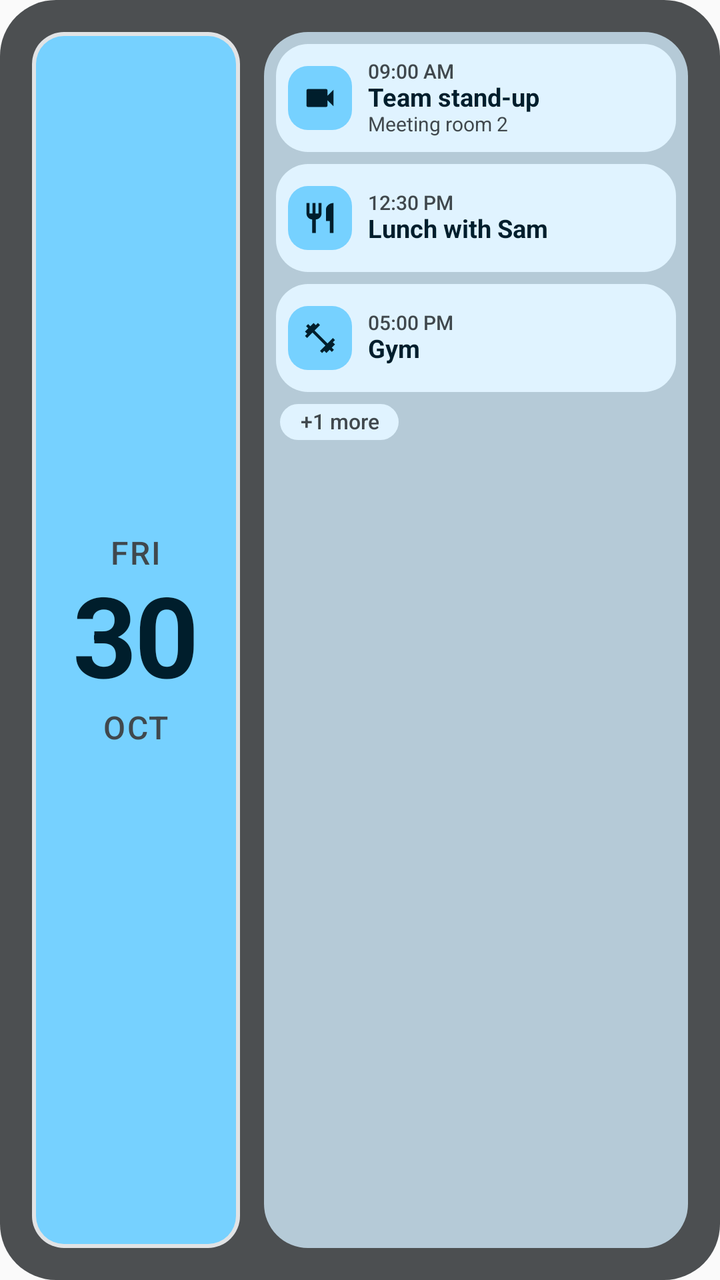
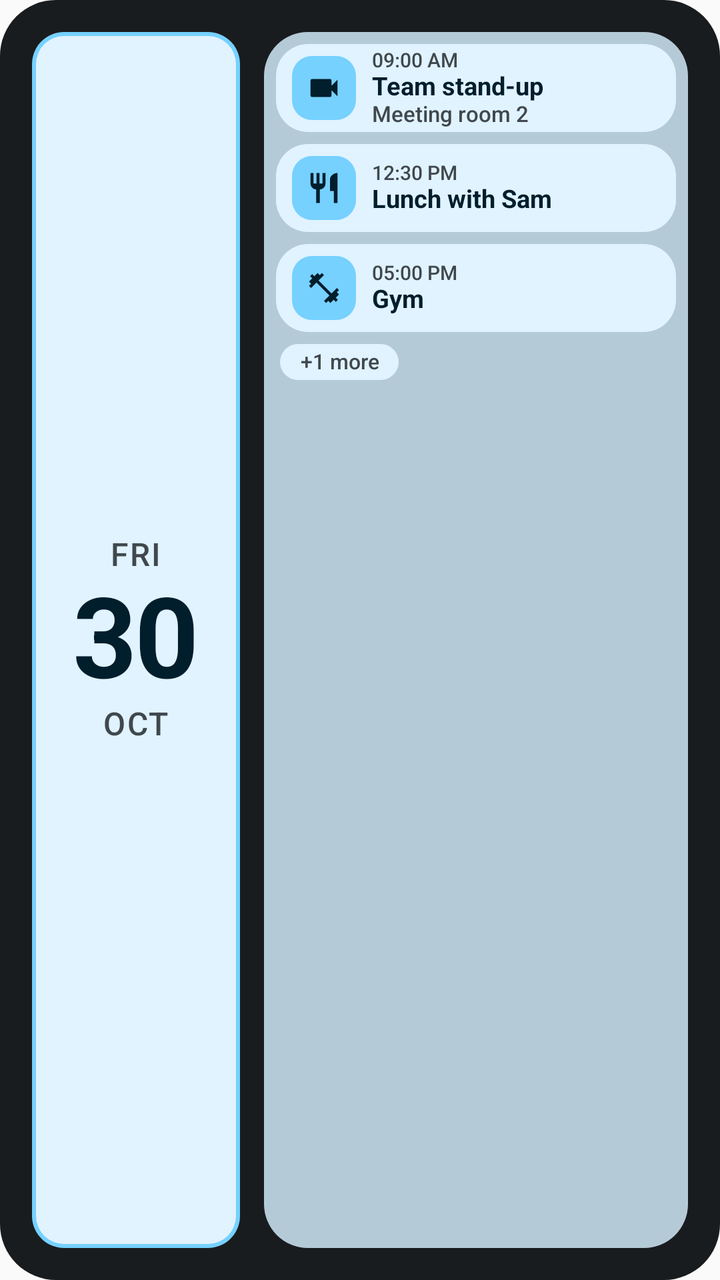

Two renders of the same Android screen: before a commit and after it. Below are the layout's source before the change and the commit's diff.
<!-- AndroidManifest.xml: application theme Theme.WidgetsPlus -->
<!-- res/layout/widget_agenda_preview.xml -->
<?xml version="1.0" encoding="utf-8"?>
<FrameLayout xmlns:android="http://schemas.android.com/apk/res/android"
    xmlns:tools="http://schemas.android.com/tools"
    tools:ignore="UseAppTint"
    android:layout_width="match_parent"
    android:layout_height="match_parent">

    <ImageView android:layout_width="match_parent" android:layout_height="match_parent" android:alpha="0.85" android:contentDescription="@null" android:scaleType="fitXY" android:src="@drawable/agenda_shape_plate" android:tint="@color/agenda_plate" />

    <LinearLayout
        android:layout_width="match_parent"
        android:layout_height="match_parent"
        android:baselineAligned="false"
        android:orientation="horizontal"
        android:padding="16dp">

        <FrameLayout
            android:layout_width="104dp"
            android:layout_height="match_parent">
            <ImageView android:layout_width="match_parent" android:layout_height="match_parent" android:contentDescription="@null" android:scaleType="fitXY" android:src="@drawable/agenda_shape_card" android:tint="@color/agenda_on_plate" />
            <ImageView android:layout_width="match_parent" android:layout_height="match_parent" android:layout_margin="2dp" android:contentDescription="@null" android:scaleType="fitXY" android:src="@drawable/agenda_shape_card_inner" android:tint="@color/agenda_badge" />
            <LinearLayout android:layout_width="match_parent" android:layout_height="match_parent" android:gravity="center" android:orientation="vertical">
                <TextView android:layout_width="wrap_content" android:layout_height="wrap_content" android:fontFamily="sans-serif-medium" android:letterSpacing="0.05" android:text="@string/preview_dow" android:textAllCaps="true" android:textColor="@color/agenda_on_card_var" android:textSize="16sp" />
                <TextView android:layout_width="wrap_content" android:layout_height="wrap_content" android:includeFontPadding="false" android:letterSpacing="-0.02" android:text="@string/preview_day" android:textColor="@color/agenda_on_card" android:textSize="56sp" android:textStyle="bold" />
                <TextView android:layout_width="wrap_content" android:layout_height="wrap_content" android:fontFamily="sans-serif-medium" android:letterSpacing="0.05" android:text="@string/preview_mon" android:textAllCaps="true" android:textColor="@color/agenda_on_card_var" android:textSize="16sp" />
            </LinearLayout>
        </FrameLayout>

        <FrameLayout
            android:layout_width="0dp"
            android:layout_height="match_parent"
            android:layout_marginStart="12dp"
            android:layout_weight="1">
            <ImageView android:layout_width="match_parent" android:layout_height="match_parent" android:contentDescription="@null" android:scaleType="fitXY" android:src="@drawable/agenda_shape_group" android:tint="@color/agenda_group" />
            <LinearLayout android:layout_width="match_parent" android:layout_height="match_parent" android:orientation="vertical" android:padding="6dp">

                <FrameLayout android:layout_width="match_parent" android:layout_height="54dp">
                    <ImageView android:layout_width="match_parent" android:layout_height="match_parent" android:contentDescription="@null" android:scaleType="fitXY" android:src="@drawable/agenda_shape_card" android:tint="@color/agenda_card" />
                    <LinearLayout android:layout_width="match_parent" android:layout_height="match_parent" android:gravity="center_vertical" android:orientation="horizontal" android:paddingStart="6dp" android:paddingEnd="8dp">
                        <FrameLayout android:layout_width="32dp" android:layout_height="32dp">
                            <ImageView android:layout_width="match_parent" android:layout_height="match_parent" android:contentDescription="@null" android:scaleType="fitXY" android:src="@drawable/agenda_shape_badge" android:tint="@color/agenda_badge" />
                            <ImageView android:layout_width="18dp" android:layout_height="18dp" android:layout_gravity="center" android:contentDescription="@null" android:src="@drawable/ic_agenda_videocam" android:tint="@color/agenda_on_card" />
                        </FrameLayout>
                        <LinearLayout android:layout_width="0dp" android:layout_height="wrap_content" android:layout_marginStart="8dp" android:layout_weight="1" android:orientation="vertical">
                            <TextView android:layout_width="match_parent" android:layout_height="wrap_content" android:includeFontPadding="false" android:maxLines="1" android:fontFamily="sans-serif-medium" android:text="@string/preview_when_1" android:textColor="@color/agenda_on_card_var" android:textSize="10sp" />
                            <TextView android:layout_width="match_parent" android:layout_height="wrap_content" android:ellipsize="end" android:includeFontPadding="false" android:maxLines="1" android:text="@string/preview_title_1" android:textColor="@color/agenda_on_card" android:textSize="12.5sp" android:textStyle="bold" />
                            <TextView android:layout_width="match_parent" android:layout_height="wrap_content" android:ellipsize="end" android:includeFontPadding="false" android:maxLines="1" android:text="@string/preview_loc_1" android:textColor="@color/agenda_on_card_var" android:textSize="10sp" />
                        </LinearLayout>
                    </LinearLayout>
                </FrameLayout>

                <FrameLayout android:layout_width="match_parent" android:layout_height="54dp" android:layout_marginTop="6dp">
                    <ImageView android:layout_width="match_parent" android:layout_height="match_parent" android:contentDescription="@null" android:scaleType="fitXY" android:src="@drawable/agenda_shape_card" android:tint="@color/agenda_card" />
                    <LinearLayout android:layout_width="match_parent" android:layout_height="match_parent" android:gravity="center_vertical" android:orientation="horizontal" android:paddingStart="6dp" android:paddingEnd="8dp">
                        <FrameLayout android:layout_width="32dp" android:layout_height="32dp">
                            <ImageView android:layout_width="match_parent" android:layout_height="match_parent" android:contentDescription="@null" android:scaleType="fitXY" android:src="@drawable/agenda_shape_badge" android:tint="@color/agenda_badge" />
                            <ImageView android:layout_width="18dp" android:layout_height="18dp" android:layout_gravity="center" android:contentDescription="@null" android:src="@drawable/ic_agenda_restaurant" android:tint="@color/agenda_on_card" />
                        </FrameLayout>
                        <LinearLayout android:layout_width="0dp" android:layout_height="wrap_content" android:layout_marginStart="8dp" android:layout_weight="1" android:orientation="vertical">
                            <TextView android:layout_width="match_parent" android:layout_height="wrap_content" android:includeFontPadding="false" android:maxLines="1" android:fontFamily="sans-serif-medium" android:text="@string/preview_when_2" android:textColor="@color/agenda_on_card_var" android:textSize="10sp" />
                            <TextView android:layout_width="match_parent" android:layout_height="wrap_content" android:ellipsize="end" android:includeFontPadding="false" android:maxLines="1" android:text="@string/preview_title_2" android:textColor="@color/agenda_on_card" android:textSize="12.5sp" android:textStyle="bold" />
                        </LinearLayout>
                    </LinearLayout>
                </FrameLayout>

                <FrameLayout android:layout_width="match_parent" android:layout_height="54dp" android:layout_marginTop="6dp">
                    <ImageView android:layout_width="match_parent" android:layout_height="match_parent" android:contentDescription="@null" android:scaleType="fitXY" android:src="@drawable/agenda_shape_card" android:tint="@color/agenda_card" />
                    <LinearLayout android:layout_width="match_parent" android:layout_height="match_parent" android:gravity="center_vertical" android:orientation="horizontal" android:paddingStart="6dp" android:paddingEnd="8dp">
                        <FrameLayout android:layout_width="32dp" android:layout_height="32dp">
                            <ImageView android:layout_width="match_parent" android:layout_height="match_parent" android:contentDescription="@null" android:scaleType="fitXY" android:src="@drawable/agenda_shape_badge" android:tint="@color/agenda_badge" />
                            <ImageView android:layout_width="18dp" android:layout_height="18dp" android:layout_gravity="center" android:contentDescription="@null" android:src="@drawable/ic_agenda_fitness" android:tint="@color/agenda_on_card" />
                        </FrameLayout>
                        <LinearLayout android:layout_width="0dp" android:layout_height="wrap_content" android:layout_marginStart="8dp" android:layout_weight="1" android:orientation="vertical">
                            <TextView android:layout_width="match_parent" android:layout_height="wrap_content" android:includeFontPadding="false" android:maxLines="1" android:fontFamily="sans-serif-medium" android:text="@string/preview_when_3" android:textColor="@color/agenda_on_card_var" android:textSize="10sp" />
                            <TextView android:layout_width="match_parent" android:layout_height="wrap_content" android:ellipsize="end" android:includeFontPadding="false" android:maxLines="1" android:text="@string/preview_title_3" android:textColor="@color/agenda_on_card" android:textSize="12.5sp" android:textStyle="bold" />
                        </LinearLayout>
                    </LinearLayout>
                </FrameLayout>

                <FrameLayout android:layout_width="wrap_content" android:layout_height="18dp" android:layout_marginStart="2dp" android:layout_marginTop="6dp">
                    <ImageView android:layout_width="match_parent" android:layout_height="match_parent" android:contentDescription="@null" android:scaleType="fitXY" android:src="@drawable/agenda_shape_chip" android:tint="@color/agenda_card" />
                    <TextView android:layout_width="wrap_content" android:layout_height="match_parent" android:gravity="center" android:includeFontPadding="false" android:paddingStart="10dp" android:paddingEnd="10dp" android:fontFamily="sans-serif-medium" android:text="@string/preview_more" android:textColor="@color/agenda_on_card_var" android:textSize="10.5sp" />
                </FrameLayout>
            </LinearLayout>
        </FrameLayout>
    </LinearLayout>
</FrameLayout>
<!-- resources referenced by this layout -->
<resources>
  <color name="agenda_badge">#F5B895</color>
  <color name="agenda_card">#FDF2EC</color>
  <color name="agenda_group">#F2C4A7</color>
  <color name="agenda_on_card">#2B1B12</color>
  <color name="agenda_on_card_var">#65534A</color>
  <color name="agenda_on_plate">#F5EDE8</color>
  <color name="agenda_plate">#3A312C</color>
  <!-- drawable agenda_shape_badge (drawable) -->
  <?xml version="1.0" encoding="utf-8"?>
  <shape xmlns:android="http://schemas.android.com/apk/res/android" android:shape="rectangle">
      <solid android:color="#FFFFFFFF" />
      <corners android:radius="10dp" />
  </shape>
  <!-- drawable agenda_shape_card (drawable) -->
  <?xml version="1.0" encoding="utf-8"?>
  <shape xmlns:android="http://schemas.android.com/apk/res/android" android:shape="rectangle">
      <solid android:color="#FFFFFFFF" />
      <corners android:radius="16dp" />
  </shape>
  <!-- drawable agenda_shape_card_inner (drawable) -->
  <?xml version="1.0" encoding="utf-8"?>
  <shape xmlns:android="http://schemas.android.com/apk/res/android" android:shape="rectangle">
      <solid android:color="#FFFFFFFF" />
      <corners android:radius="14dp" />
  </shape>
  <!-- drawable agenda_shape_chip (drawable) -->
  <?xml version="1.0" encoding="utf-8"?>
  <shape xmlns:android="http://schemas.android.com/apk/res/android" android:shape="rectangle">
      <solid android:color="#FFFFFFFF" />
      <corners android:radius="999dp" />
  </shape>
  <!-- drawable agenda_shape_group (drawable) -->
  <?xml version="1.0" encoding="utf-8"?>
  <shape xmlns:android="http://schemas.android.com/apk/res/android" android:shape="rectangle">
      <solid android:color="#FFFFFFFF" />
      <corners android:radius="22dp" />
  </shape>
  <!-- drawable agenda_shape_plate (drawable) -->
  <?xml version="1.0" encoding="utf-8"?>
  <shape xmlns:android="http://schemas.android.com/apk/res/android" android:shape="rectangle">
      <solid android:color="#FFFFFFFF" />
      <corners android:radius="28dp" />
  </shape>
  <!-- drawable ic_agenda_restaurant (drawable) -->
  <?xml version="1.0" encoding="utf-8"?>
  <vector xmlns:android="http://schemas.android.com/apk/res/android"
      android:width="24dp" android:height="24dp"
      android:viewportWidth="24" android:viewportHeight="24">
      <path android:fillColor="#FFFFFFFF" android:pathData="M11,9H9V2H7v7H5V2H3v7c0,2.12 1.66,3.84 3.75,3.97V22h2.5v-9.03C11.34,12.84 13,11.12 13,9V2h-2v7zm5,-3v8h2.5v8H21V2c-2.76,0 -5,2.24 -5,4z" />
  </vector>
  <!-- drawable ic_agenda_videocam (drawable) -->
  <?xml version="1.0" encoding="utf-8"?>
  <vector xmlns:android="http://schemas.android.com/apk/res/android"
      android:width="24dp" android:height="24dp"
      android:viewportWidth="24" android:viewportHeight="24">
      <path android:fillColor="#FFFFFFFF" android:pathData="M17,10.5V7c0,-0.55 -0.45,-1 -1,-1H4c-0.55,0 -1,0.45 -1,1v10c0,0.55 0.45,1 1,1h12c0.55,0 1,-0.45 1,-1v-3.5l4,4v-11l-4,4z" />
  </vector>
  <string name="preview_day" translatable="false">30</string>
  <string name="preview_dow" translatable="false">Fri</string>
  <string name="preview_loc_1" translatable="false">Meeting room 2</string>
  <string name="preview_mon" translatable="false">Oct</string>
  <string name="preview_more" translatable="false">+1 more</string>
  <string name="preview_title_1" translatable="false">Team stand-up</string>
  <string name="preview_title_2" translatable="false">Lunch with Sam</string>
  <string name="preview_title_3" translatable="false">Gym</string>
  <string name="preview_when_1" translatable="false">09:00 AM</string>
  <string name="preview_when_2" translatable="false">12:30 PM</string>
  <string name="preview_when_3" translatable="false">05:00 PM</string>
  <style name="Theme.WidgetsPlus" parent="android:Theme.Material.Light.NoActionBar">
          <item name="android:windowLightStatusBar">true</item>
      </style>
  <!-- unchanged entries left out for length: 1 -->
</resources>

<!-- the commit's change to res/layout/widget_agenda_preview.xml (unified diff, before → after) -->
@@ -1,11 +1,11 @@
 <?xml version="1.0" encoding="utf-8"?>
 <FrameLayout xmlns:android="http://schemas.android.com/apk/res/android"
     xmlns:tools="http://schemas.android.com/tools"
-    tools:ignore="UseAppTint"
     android:layout_width="match_parent"
-    android:layout_height="match_parent">
+    android:layout_height="match_parent"
+    tools:ignore="UseAppTint,UnusedAttribute">
 
-    <ImageView android:layout_width="match_parent" android:layout_height="match_parent" android:alpha="0.85" android:contentDescription="@null" android:scaleType="fitXY" android:src="@drawable/agenda_shape_plate" android:tint="@color/agenda_plate" />
+    <ImageView android:layout_width="match_parent" android:layout_height="match_parent" android:contentDescription="@null" android:scaleType="fitXY" android:src="@drawable/agenda_shape_plate" android:tint="@color/agenda_plate_solid" />
 
     <LinearLayout
         android:layout_width="match_parent"
@@ -17,12 +17,12 @@
         <FrameLayout
             android:layout_width="104dp"
             android:layout_height="match_parent">
-            <ImageView android:layout_width="match_parent" android:layout_height="match_parent" android:contentDescription="@null" android:scaleType="fitXY" android:src="@drawable/agenda_shape_card" android:tint="@color/agenda_on_plate" />
-            <ImageView android:layout_width="match_parent" android:layout_height="match_parent" android:layout_margin="2dp" android:contentDescription="@null" android:scaleType="fitXY" android:src="@drawable/agenda_shape_card_inner" android:tint="@color/agenda_badge" />
-            <LinearLayout android:layout_width="match_parent" android:layout_height="match_parent" android:gravity="center" android:orientation="vertical">
-                <TextView android:layout_width="wrap_content" android:layout_height="wrap_content" android:fontFamily="sans-serif-medium" android:letterSpacing="0.05" android:text="@string/preview_dow" android:textAllCaps="true" android:textColor="@color/agenda_on_card_var" android:textSize="16sp" />
-                <TextView android:layout_width="wrap_content" android:layout_height="wrap_content" android:includeFontPadding="false" android:letterSpacing="-0.02" android:text="@string/preview_day" android:textColor="@color/agenda_on_card" android:textSize="56sp" android:textStyle="bold" />
-                <TextView android:layout_width="wrap_content" android:layout_height="wrap_content" android:fontFamily="sans-serif-medium" android:letterSpacing="0.05" android:text="@string/preview_mon" android:textAllCaps="true" android:textColor="@color/agenda_on_card_var" android:textSize="16sp" />
+            <ImageView android:layout_width="match_parent" android:layout_height="match_parent" android:contentDescription="@null" android:scaleType="fitXY" android:src="@drawable/agenda_shape_card" android:tint="@color/agenda_accent" />
+            <ImageView android:layout_width="match_parent" android:layout_height="match_parent" android:layout_margin="2dp" android:contentDescription="@null" android:scaleType="fitXY" android:src="@drawable/agenda_shape_card_inner" android:tint="@color/agenda_card" />
+            <LinearLayout android:layout_width="match_parent" android:layout_height="match_parent" android:gravity="center" android:orientation="vertical" android:paddingStart="6dp" android:paddingTop="10dp" android:paddingEnd="6dp" android:paddingBottom="10dp">
+                <TextView android:layout_width="wrap_content" android:layout_height="wrap_content" android:fontFamily="google-sans" android:textFontWeight="500" android:letterSpacing="0.05" android:textAllCaps="true" android:textSize="16sp" android:text="@string/preview_dow" android:textColor="@color/agenda_on_card_var" android:includeFontPadding="false" android:elegantTextHeight="false" android:fallbackLineSpacing="false" />
+                <TextView android:layout_width="wrap_content" android:layout_height="wrap_content" android:fontFamily="google-sans" android:textFontWeight="700" android:textStyle="bold" android:letterSpacing="-0.02" android:textAllCaps="true" android:textSize="56sp" android:text="@string/preview_day" android:textColor="@color/agenda_on_card" android:includeFontPadding="false" android:elegantTextHeight="false" android:fallbackLineSpacing="false" />
+                <TextView android:layout_width="wrap_content" android:layout_height="wrap_content" android:fontFamily="google-sans" android:textFontWeight="500" android:letterSpacing="0.05" android:textAllCaps="true" android:textSize="16sp" android:text="@string/preview_mon" android:textColor="@color/agenda_on_card_var" android:includeFontPadding="false" android:elegantTextHeight="false" android:fallbackLineSpacing="false" />
             </LinearLayout>
         </FrameLayout>
 
@@ -34,52 +34,52 @@
             <ImageView android:layout_width="match_parent" android:layout_height="match_parent" android:contentDescription="@null" android:scaleType="fitXY" android:src="@drawable/agenda_shape_group" android:tint="@color/agenda_group" />
             <LinearLayout android:layout_width="match_parent" android:layout_height="match_parent" android:orientation="vertical" android:padding="6dp">
 
-                <FrameLayout android:layout_width="match_parent" android:layout_height="54dp">
+                <FrameLayout android:layout_width="match_parent" android:layout_height="44dp" android:layout_marginTop="0dp">
                     <ImageView android:layout_width="match_parent" android:layout_height="match_parent" android:contentDescription="@null" android:scaleType="fitXY" android:src="@drawable/agenda_shape_card" android:tint="@color/agenda_card" />
-                    <LinearLayout android:layout_width="match_parent" android:layout_height="match_parent" android:gravity="center_vertical" android:orientation="horizontal" android:paddingStart="6dp" android:paddingEnd="8dp">
+                    <LinearLayout android:layout_width="match_parent" android:layout_height="match_parent" android:gravity="center_vertical" android:orientation="horizontal" android:paddingStart="8dp" android:paddingEnd="8dp">
                         <FrameLayout android:layout_width="32dp" android:layout_height="32dp">
                             <ImageView android:layout_width="match_parent" android:layout_height="match_parent" android:contentDescription="@null" android:scaleType="fitXY" android:src="@drawable/agenda_shape_badge" android:tint="@color/agenda_badge" />
                             <ImageView android:layout_width="18dp" android:layout_height="18dp" android:layout_gravity="center" android:contentDescription="@null" android:src="@drawable/ic_agenda_videocam" android:tint="@color/agenda_on_card" />
                         </FrameLayout>
                         <LinearLayout android:layout_width="0dp" android:layout_height="wrap_content" android:layout_marginStart="8dp" android:layout_weight="1" android:orientation="vertical">
-                            <TextView android:layout_width="match_parent" android:layout_height="wrap_content" android:includeFontPadding="false" android:maxLines="1" android:fontFamily="sans-serif-medium" android:text="@string/preview_when_1" android:textColor="@color/agenda_on_card_var" android:textSize="10sp" />
-                            <TextView android:layout_width="match_parent" android:layout_height="wrap_content" android:ellipsize="end" android:includeFontPadding="false" android:maxLines="1" android:text="@string/preview_title_1" android:textColor="@color/agenda_on_card" android:textSize="12.5sp" android:textStyle="bold" />
-                            <TextView android:layout_width="match_parent" android:layout_height="wrap_content" android:ellipsize="end" android:includeFontPadding="false" android:maxLines="1" android:text="@string/preview_loc_1" android:textColor="@color/agenda_on_card_var" android:textSize="10sp" />
+                            <TextView android:layout_width="match_parent" android:layout_height="wrap_content" android:fontFamily="google-sans-text" android:textFontWeight="500" android:textSize="10sp" android:maxLines="1" android:text="@string/preview_when_1" android:textColor="@color/agenda_on_card_var" android:includeFontPadding="false" android:elegantTextHeight="false" android:fallbackLineSpacing="false" />
+                            <TextView android:layout_width="match_parent" android:layout_height="wrap_content" android:fontFamily="google-sans-text" android:textFontWeight="700" android:textStyle="bold" android:textSize="12.5sp" android:maxLines="1" android:ellipsize="end" android:text="@string/preview_title_1" android:textColor="@color/agenda_on_card" android:includeFontPadding="false" android:elegantTextHeight="false" android:fallbackLineSpacing="false" />
+                            <TextView android:layout_width="match_parent" android:layout_height="wrap_content" android:fontFamily="google-sans-text" android:textFontWeight="500" android:textSize="11sp" android:maxLines="1" android:ellipsize="end" android:text="@string/preview_loc_1" android:textColor="@color/agenda_on_card_var" android:includeFontPadding="false" android:elegantTextHeight="false" android:fallbackLineSpacing="false" />
                         </LinearLayout>
                     </LinearLayout>
                 </FrameLayout>
 
-                <FrameLayout android:layout_width="match_parent" android:layout_height="54dp" android:layout_marginTop="6dp">
+                <FrameLayout android:layout_width="match_parent" android:layout_height="44dp" android:layout_marginTop="6dp">
                     <ImageView android:layout_width="match_parent" android:layout_height="match_parent" android:contentDescription="@null" android:scaleType="fitXY" android:src="@drawable/agenda_shape_card" android:tint="@color/agenda_card" />
-                    <LinearLayout android:layout_width="match_parent" android:layout_height="match_parent" android:gravity="center_vertical" android:orientation="horizontal" android:paddingStart="6dp" android:paddingEnd="8dp">
+                    <LinearLayout android:layout_width="match_parent" android:layout_height="match_parent" android:gravity="center_vertical" android:orientation="horizontal" android:paddingStart="8dp" android:paddingEnd="8dp">
                         <FrameLayout android:layout_width="32dp" android:layout_height="32dp">
                             <ImageView android:layout_width="match_parent" android:layout_height="match_parent" android:contentDescription="@null" android:scaleType="fitXY" android:src="@drawable/agenda_shape_badge" android:tint="@color/agenda_badge" />
                             <ImageView android:layout_width="18dp" android:layout_height="18dp" android:layout_gravity="center" android:contentDescription="@null" android:src="@drawable/ic_agenda_restaurant" android:tint="@color/agenda_on_card" />
                         </FrameLayout>
                         <LinearLayout android:layout_width="0dp" android:layout_height="wrap_content" android:layout_marginStart="8dp" android:layout_weight="1" android:orientation="vertical">
-                            <TextView android:layout_width="match_parent" android:layout_height="wrap_content" android:includeFontPadding="false" android:maxLines="1" android:fontFamily="sans-serif-medium" android:text="@string/preview_when_2" android:textColor="@color/agenda_on_card_var" android:textSize="10sp" />
-                            <TextView android:layout_width="match_parent" android:layout_height="wrap_content" android:ellipsize="end" android:includeFontPadding="false" android:maxLines="1" android:text="@string/preview_title_2" android:textColor="@color/agenda_on_card" android:textSize="12.5sp" android:textStyle="bold" />
+                            <TextView android:layout_width="match_parent" android:layout_height="wrap_content" android:fontFamily="google-sans-text" android:textFontWeight="500" android:textSize="10sp" android:maxLines="1" android:text="@string/preview_when_2" android:textColor="@color/agenda_on_card_var" android:includeFontPadding="false" android:elegantTextHeight="false" android:fallbackLineSpacing="false" />
+                            <TextView android:layout_width="match_parent" android:layout_height="wrap_content" android:fontFamily="google-sans-text" android:textFontWeight="700" android:textStyle="bold" android:textSize="12.5sp" android:maxLines="1" android:ellipsize="end" android:text="@string/preview_title_2" android:textColor="@color/agenda_on_card" android:includeFontPadding="false" android:elegantTextHeight="false" android:fallbackLineSpacing="false" />
                         </LinearLayout>
                     </LinearLayout>
                 </FrameLayout>
 
-                <FrameLayout android:layout_width="match_parent" android:layout_height="54dp" android:layout_marginTop="6dp">
+                <FrameLayout android:layout_width="match_parent" android:layout_height="44dp" android:layout_marginTop="6dp">
                     <ImageView android:layout_width="match_parent" android:layout_height="match_parent" android:contentDescription="@null" android:scaleType="fitXY" android:src="@drawable/agenda_shape_card" android:tint="@color/agenda_card" />
-                    <LinearLayout android:layout_width="match_parent" android:layout_height="match_parent" android:gravity="center_vertical" android:orientation="horizontal" android:paddingStart="6dp" android:paddingEnd="8dp">
+                    <LinearLayout android:layout_width="match_parent" android:layout_height="match_parent" android:gravity="center_vertical" android:orientation="horizontal" android:paddingStart="8dp" android:paddingEnd="8dp">
                         <FrameLayout android:layout_width="32dp" android:layout_height="32dp">
                             <ImageView android:layout_width="match_parent" android:layout_height="match_parent" android:contentDescription="@null" android:scaleType="fitXY" android:src="@drawable/agenda_shape_badge" android:tint="@color/agenda_badge" />
                             <ImageView android:layout_width="18dp" android:layout_height="18dp" android:layout_gravity="center" android:contentDescription="@null" android:src="@drawable/ic_agenda_fitness" android:tint="@color/agenda_on_card" />
                         </FrameLayout>
                         <LinearLayout android:layout_width="0dp" android:layout_height="wrap_content" android:layout_marginStart="8dp" android:layout_weight="1" android:orientation="vertical">
-                            <TextView android:layout_width="match_parent" android:layout_height="wrap_content" android:includeFontPadding="false" android:maxLines="1" android:fontFamily="sans-serif-medium" android:text="@string/preview_when_3" android:textColor="@color/agenda_on_card_var" android:textSize="10sp" />
-                            <TextView android:layout_width="match_parent" android:layout_height="wrap_content" android:ellipsize="end" android:includeFontPadding="false" android:maxLines="1" android:text="@string/preview_title_3" android:textColor="@color/agenda_on_card" android:textSize="12.5sp" android:textStyle="bold" />
+                            <TextView android:layout_width="match_parent" android:layout_height="wrap_content" android:fontFamily="google-sans-text" android:textFontWeight="500" android:textSize="10sp" android:maxLines="1" android:text="@string/preview_when_3" android:textColor="@color/agenda_on_card_var" android:includeFontPadding="false" android:elegantTextHeight="false" android:fallbackLineSpacing="false" />
+                            <TextView android:layout_width="match_parent" android:layout_height="wrap_content" android:fontFamily="google-sans-text" android:textFontWeight="700" android:textStyle="bold" android:textSize="12.5sp" android:maxLines="1" android:ellipsize="end" android:text="@string/preview_title_3" android:textColor="@color/agenda_on_card" android:includeFontPadding="false" android:elegantTextHeight="false" android:fallbackLineSpacing="false" />
                         </LinearLayout>
                     </LinearLayout>
                 </FrameLayout>
 
                 <FrameLayout android:layout_width="wrap_content" android:layout_height="18dp" android:layout_marginStart="2dp" android:layout_marginTop="6dp">
                     <ImageView android:layout_width="match_parent" android:layout_height="match_parent" android:contentDescription="@null" android:scaleType="fitXY" android:src="@drawable/agenda_shape_chip" android:tint="@color/agenda_card" />
-                    <TextView android:layout_width="wrap_content" android:layout_height="match_parent" android:gravity="center" android:includeFontPadding="false" android:paddingStart="10dp" android:paddingEnd="10dp" android:fontFamily="sans-serif-medium" android:text="@string/preview_more" android:textColor="@color/agenda_on_card_var" android:textSize="10.5sp" />
+                    <TextView android:layout_width="wrap_content" android:layout_height="match_parent" android:fontFamily="google-sans-text" android:textFontWeight="500" android:gravity="center" android:paddingStart="10dp" android:paddingEnd="10dp" android:textSize="10.5sp" android:text="@string/preview_more" android:textColor="@color/agenda_on_card_var" android:includeFontPadding="false" android:elegantTextHeight="false" android:fallbackLineSpacing="false" />
                 </FrameLayout>
             </LinearLayout>
         </FrameLayout>
<!-- resource entries referenced after the edit -->
@@ -1,12 +1,12 @@
 <!-- resources referenced by this layout -->
 <resources>
+  <color name="agenda_accent">#F5B895</color>
   <color name="agenda_badge">#F5B895</color>
   <color name="agenda_card">#FDF2EC</color>
   <color name="agenda_group">#F2C4A7</color>
   <color name="agenda_on_card">#2B1B12</color>
   <color name="agenda_on_card_var">#65534A</color>
-  <color name="agenda_on_plate">#F5EDE8</color>
-  <color name="agenda_plate">#3A312C</color>
+  <color name="agenda_plate_solid">#221C1A</color>
   <!-- drawable agenda_shape_badge (drawable) -->
   <?xml version="1.0" encoding="utf-8"?>
   <shape xmlns:android="http://schemas.android.com/apk/res/android" android:shape="rectangle">
